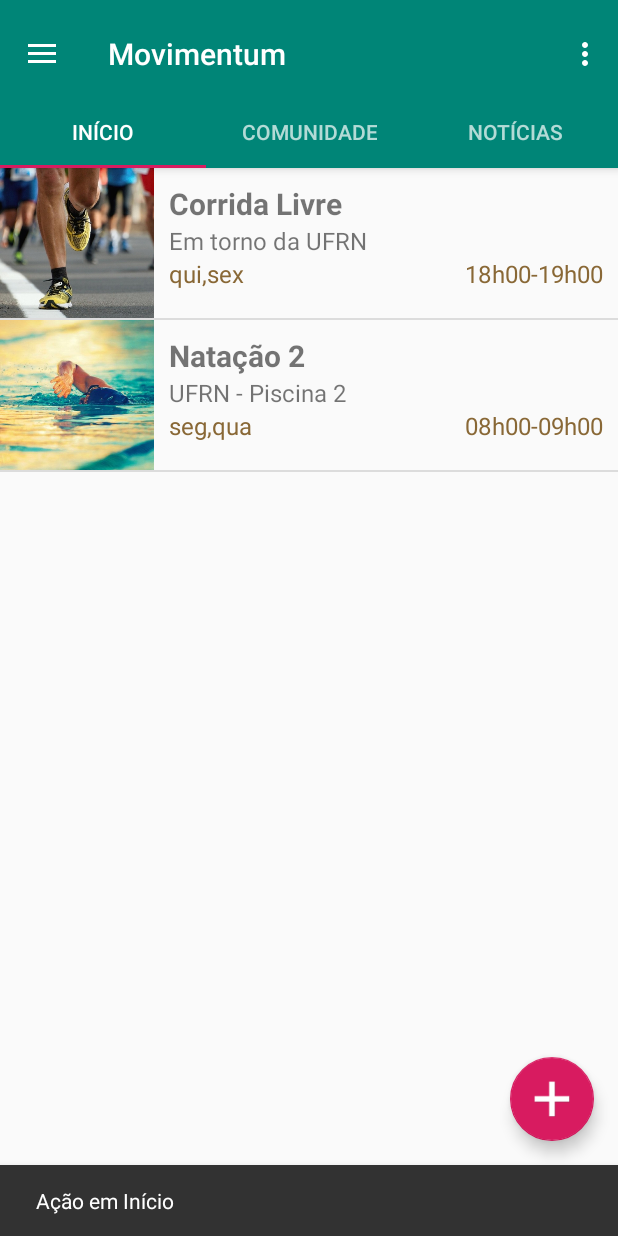
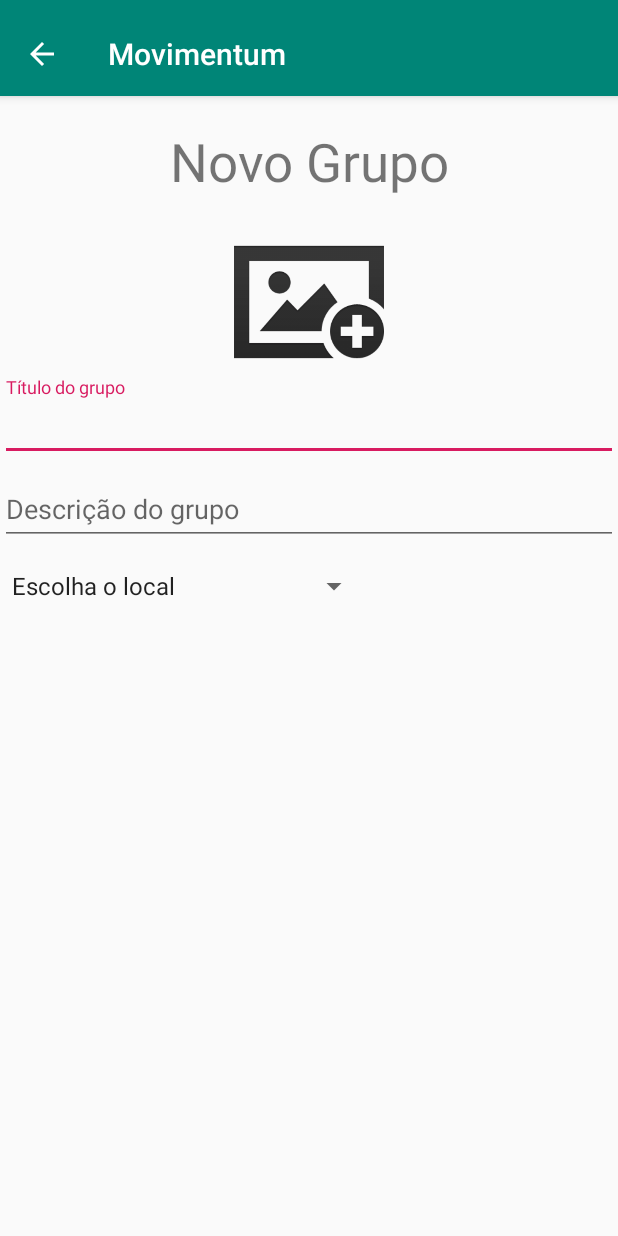
Before and after one commit to Barbalho12/movimentum, an Android app: the InitFragment screen opened directly, with no data from a screen before it, after a tap on an icon or button, on a phone screen of 412 x 824 dp. Run offline under Robolectric (Android 15) with nearby library versions, the phone set to English and light mode, and no system bars.

Commit message:
Implementing New Group Activity

```diff
--- a/app/src/main/java/br/ufrn/movimentum/CadastrarActivity.java
+++ b/app/src/main/java/br/ufrn/movimentum/CadastrarActivity.java
@@ -3,6 +3,7 @@ package br.ufrn.movimentum;
 import android.app.AlertDialog;
 import android.content.DialogInterface;
 import android.content.Intent;
+import android.support.design.widget.Snackbar;
 import android.support.v7.app.AppCompatActivity;
 import android.os.Bundle;
 import android.view.View;
@@ -58,8 +59,10 @@ public class CadastrarActivity extends AppCompatActivity {
                 if(senha.equals(senha_rep)){
                     boolean sucess = userManager.addUser(new User(nome,email,senha,role), getApplicationContext());
                     if(sucess){
-                        alert("Usuário cadastrado com sucesso!");
-                        Intent intent = new Intent(CadastrarActivity.this, MainActivity.class);
+//                        alert("Usuário cadastrado com sucesso!");
+                        Snackbar.make(v, "Usuário cadastrado com sucesso", Snackbar.LENGTH_LONG)
+                                .setAction("Action", null).show();
+                        Intent intent = new Intent(getApplicationContext(), InicialAllActivity.class);
                         startActivity(intent);
                         finish();
                     }else{
--- /dev/null
+++ b/app/src/main/java/br/ufrn/movimentum/NewGroupActivity.java
@@ -0,0 +1,127 @@
+package br.ufrn.movimentum;
+
+import android.content.Intent;
+import android.graphics.Color;
+import android.support.design.widget.Snackbar;
+import android.support.v4.view.GravityCompat;
+import android.support.v4.widget.DrawerLayout;
+import android.support.v7.app.AppCompatActivity;
+import android.os.Bundle;
+import android.support.v7.widget.Toolbar;
+import android.view.View;
+import android.view.ViewGroup;
+import android.widget.AdapterView;
+import android.widget.ArrayAdapter;
+import android.widget.Spinner;
+import android.widget.TextView;
+
+import java.util.ArrayList;
+import java.util.List;
+
+public class NewGroupActivity extends AppCompatActivity {
+
+    private Spinner sp_local_new_group;
+
+    @Override
+    protected void onCreate(Bundle savedInstanceState) {
+        super.onCreate(savedInstanceState);
+        setContentView(R.layout.activity_new_group);
+
+        Toolbar toolbar = (Toolbar) findViewById(R.id.toolbar_new_group);
+        setSupportActionBar(toolbar);
+
+        getSupportActionBar().setDisplayHomeAsUpEnabled(true);
+        getSupportActionBar().setDisplayShowHomeEnabled(true);
+
+        toolbar.setNavigationOnClickListener(new View.OnClickListener() {
+            @Override
+            public void onClick(View v) {
+                finish();
+//                startActivity(new Intent(getApplicationContext(), MainActivity.class));
+            }
+        });
+
+//        mActionBar.setNavigationIcon(getResources().getDrawable(R.drawable.ic_action_back));
+//        mActionBar.setNavigationOnClickListener(new View.OnClickListener() {
+//            @Override
+//            public void onClick(View v) {
+//                //What to do on back clicked
+//            }
+//        });
+
+        addItemsOnSpinner();
+
+    }
+
+    // add items into spinner dynamically
+    public void addItemsOnSpinner() {
+        sp_local_new_group = (Spinner) findViewById(R.id.sp_local_new_group);
+        List<String> list = new ArrayList<String>();
+        list.add("Escolha o local");
+        list.add("Arena das Dunas");
+        list.add("UFRN - Pista de atletismo");
+        list.add("UFRN - Ginásio 1");
+        list.add("UFRN - Ginásio 2");
+        list.add("UFRN - Piscina 2");
+        list.add("UFRN - Piscina 1");
+        list.add("Em torno da UFRN");
+//        ArrayAdapter<String> dataAdapter = new ArrayAdapter<String>(this,
+//                android.R.layout.simple_spinner_item, list);
+
+        final ArrayAdapter<String> dataAdapter = new ArrayAdapter<String>(
+                this,android.R.layout.simple_spinner_item, list){
+            @Override
+            public boolean isEnabled(int position){
+                if(position == 0){return false;
+                } else { return true; }
+            }
+
+            @Override
+            public View getDropDownView(int position, View convertView, ViewGroup parent) {
+                View view = super.getDropDownView(position, convertView, parent);
+                TextView tv = (TextView) view;
+                if(position == 0){
+                    tv.setTextColor(Color.GRAY);
+                }else {
+                    tv.setTextColor(Color.BLACK);
+                }
+
+                return view;
+            }
+        };
+        dataAdapter.setDropDownViewResource(android.R.layout.simple_spinner_dropdown_item);
+        sp_local_new_group.setAdapter(dataAdapter);
+        sp_local_new_group.setOnItemSelectedListener(new AdapterView.OnItemSelectedListener() {
+            @Override
+            public void onItemSelected(AdapterView<?> adapterView, View view, int i, long l) {
+                String selectedItemText = (String) adapterView.getItemAtPosition(i);
+                if(i > 0){
+                    // Ação realizada quando um elemento diferente
+                    // do hint é selecionado
+                }
+            }
+
+            @Override
+            public void onNothingSelected(AdapterView<?> adapterView) {
+
+            }
+        });
+
+
+
+
+    }
+
+
+
+    @Override
+    public void onBackPressed() {
+
+//        DrawerLayout drawer = (DrawerLayout) findViewById(R.id.drawer_layout);
+//        if (drawer.isDrawerOpen(GravityCompat.START)) {
+//            drawer.closeDrawer(GravityCompat.START);
+//        } else {
+//            super.onBackPressed();
+//        }
+    }
+}
--- a/app/src/main/java/br/ufrn/movimentum/fragments/InitFragment.java
+++ b/app/src/main/java/br/ufrn/movimentum/fragments/InitFragment.java
@@ -16,7 +16,9 @@ import android.widget.ListView;
 import java.util.ArrayList;
 import java.util.List;
 
+import br.ufrn.movimentum.InicialAllActivity;
 import br.ufrn.movimentum.MainActivity;
+import br.ufrn.movimentum.NewGroupActivity;
 import br.ufrn.movimentum.R;
 import br.ufrn.movimentum.adapters.GroupAdapter;
 import br.ufrn.movimentum.adapters.ItemList;
@@ -62,13 +64,12 @@ public class InitFragment extends Fragment {
         listview.setAdapter(groupAdapter);
         listview.setOnItemClickListener(new AdapterView.OnItemClickListener() {
             @Override
-            public void onItemClick(AdapterView<?> parent, View view,
-                                    int position, long id) {
+            public void onItemClick(AdapterView<?> parent, View view, int position, long id) {
 //                Toast.makeText(getApplicationContext(),
 //                        "Clicou no item " + position, Toast.LENGTH_LONG).show();
                 if(position==0){
-                    Intent intent = new Intent(getActivity(), MainActivity.class);
-                    startActivity(intent);
+//                    Intent intent = new Intent(getActivity(), MainActivity.class);
+//                    startActivity(intent);
 //                    finish();
                 }else{
                     AlertDialog alertDialog = new AlertDialog.Builder(getActivity()).create();
@@ -89,8 +90,12 @@ public class InitFragment extends Fragment {
         fab.setOnClickListener(new View.OnClickListener() {
             @Override
             public void onClick(View view) {
-                Snackbar.make(view, "Ação em Início", Snackbar.LENGTH_LONG)
-                        .setAction("Action", null).show();
+                Intent intent = new Intent(getContext(), NewGroupActivity.class);
+                startActivity(intent);
+//                finish();
+
+//                Snackbar.make(view, "Ação em Início", Snackbar.LENGTH_LONG)
+//                        .setAction("Action", null).show();
             }
         });
 
--- /dev/null
+++ b/app/src/main/res/drawable/bg_dropdown.xml
@@ -0,0 +1,39 @@
+<?xml version="1.0" encoding="utf-8"?>
+<layer-list xmlns:android="http://schemas.android.com/apk/res/android">
+    <item>
+
+
+        <layer-list>
+            <item>
+                <shape>
+                    <stroke
+                        android:width="1dip"
+                        android:color="#000000" />
+
+                    <corners android:radius="3dp" />
+
+                    <solid android:color="@android:color/transparent"></solid>
+
+
+                    <padding
+                        android:bottom="5.0dip"
+                        android:left="5.0dip"
+                        android:right="5.0dip"
+                        android:top="5.0dip" />
+                </shape>
+            </item>
+
+
+            <item>
+                <bitmap
+                    android:gravity="center_vertical|right"
+                    android:src="@drawable/ic_keyboard_arrow_down_black_24dp" />
+
+            </item>
+
+
+        </layer-list>
+
+
+    </item>
+</layer-list>
--- /dev/null
+++ b/app/src/main/res/layout/activity_new_group.xml
@@ -0,0 +1,132 @@
+<?xml version="1.0" encoding="utf-8"?>
+<LinearLayout xmlns:android="http://schemas.android.com/apk/res/android"
+    xmlns:app="http://schemas.android.com/apk/res-auto"
+    xmlns:tools="http://schemas.android.com/tools"
+    android:layout_width="match_parent"
+    android:layout_height="match_parent"
+    android:orientation="vertical"
+    tools:context=".NewGroupActivity">
+
+    <android.support.design.widget.AppBarLayout
+        android:id="@+id/appbar_new_group"
+        android:layout_width="match_parent"
+        android:layout_height="wrap_content"
+        android:paddingTop="@dimen/appbar_padding_top"
+        android:theme="@style/AppTheme.AppBarOverlay">
+
+        <android.support.v7.widget.Toolbar
+            android:id="@+id/toolbar_new_group"
+            android:layout_width="match_parent"
+            android:layout_height="?attr/actionBarSize"
+            android:background="?attr/colorPrimary"
+            app:layout_scrollFlags="scroll|enterAlways"
+            app:popupTheme="@style/AppTheme.PopupOverlay">
+
+        </android.support.v7.widget.Toolbar>
+
+        <!--<android.support.design.widget.TabLayout-->
+            <!--android:id="@+id/tabs"-->
+            <!--android:layout_width="match_parent"-->
+            <!--android:layout_height="wrap_content" />-->
+
+    </android.support.design.widget.AppBarLayout>
+
+    <LinearLayout
+        android:layout_width="match_parent"
+        android:layout_height="wrap_content"
+        android:orientation="vertical">
+
+        <TextView
+            android:layout_width="match_parent"
+            android:layout_height="wrap_content"
+            android:layout_margin="30px"
+            android:text="Novo Grupo"
+            android:textAlignment="center"
+            android:textSize="@dimen/title_size"/>
+
+        <ImageView
+            android:layout_width="100dp"
+            android:layout_marginTop="0dp"
+            android:layout_height="100dp"
+            android:layout_gravity="center_horizontal"
+            android:src="@drawable/add_picture" />
+
+
+        <android.support.design.widget.TextInputLayout
+            android:layout_width="match_parent"
+            android:layout_height="wrap_content">
+
+            <EditText
+                android:id="@+id/tv_title_new_group"
+                android:layout_width="match_parent"
+                android:layout_height="wrap_content"
+                android:hint="Título do grupo"
+                android:imeOptions="actionNext"
+                android:maxLines="1"
+                android:singleLine="true"
+                tools:ignore="InvalidImeActionId" />
+
+        </android.support.design.widget.TextInputLayout>
+
+
+
+        <android.support.design.widget.TextInputLayout
+            android:layout_width="match_parent"
+            android:layout_height="wrap_content">
+
+            <EditText
+                android:id="@+id/tv_descript_new_group"
+                android:layout_width="match_parent"
+                android:layout_height="wrap_content"
+                android:hint="Descrição do grupo"
+                android:imeOptions="actionDone"
+                android:inputType="textMultiLine"
+                android:maxLines="5"
+                tools:ignore="InvalidImeActionId" />
+
+        </android.support.design.widget.TextInputLayout>
+
+
+        <!--<android.support.design.widget.TextInputLayout-->
+            <!--android:layout_width="match_parent"-->
+            <!--android:layout_height="wrap_content">-->
+
+            <!--<EditText-->
+                <!--android:id="@+id/tv_local_new_group"-->
+                <!--android:layout_width="match_parent"-->
+                <!--android:layout_height="wrap_content"-->
+                <!--android:hint="Local"-->
+                <!--android:imeOptions="actionNext"-->
+                <!--android:inputType="textAutoComplete"-->
+                <!--android:maxLines="1"-->
+                <!--tools:ignore="InvalidImeActionId" />-->
+
+        <!--</android.support.design.widget.TextInputLayout>-->
+
+        <!--<android.support.v7.widget.AppCompatSpinner-->
+            <!--android:layout_width="match_parent"-->
+            <!--android:layout_height="wrap_content"-->
+            <!--android:entries="@array/country_arrays"-->
+            <!--android:prompt="@string/country_prompt"-->
+            <!--android:background="@drawable/bg_dropdown"/>-->
+
+        <android.support.v7.widget.AppCompatSpinner
+            android:id="@+id/sp_local_new_group"
+            android:layout_width="wrap_content"
+            android:layout_marginTop="15dp"
+            android:tooltipText="Selecione um lugar"
+            android:layout_height="wrap_content"/>
+        <!--<Spinner-->
+            <!--android:id="@+id/sp_local_new_group"-->
+            <!--android:layout_width="match_parent"-->
+            <!--android:padding="15dp"-->
+            <!---->
+            <!--android:tooltipText="Selecione um lugar"-->
+            <!--android:layout_height="wrap_content" />-->
+
+
+
+
+    </LinearLayout>
+
+</LinearLayout>
--- a/app/src/main/res/values/dimens.xml
+++ b/app/src/main/res/values/dimens.xml
@@ -8,4 +8,5 @@
     <dimen name="nav_header_height">160dp</dimen>
     <dimen name="fab_margin">16dp</dimen>
     <dimen name="appbar_padding_top">8dp</dimen>
+    <dimen name="title_size">16pt</dimen>
 </resources>
--- a/app/src/main/res/values/strings.xml
+++ b/app/src/main/res/values/strings.xml
@@ -29,4 +29,18 @@
 
     <!-- TODO: Remove or change this placeholder text -->
     <string name="hello_blank_fragment">Hello blank fragment</string>
+
+    <string name="country_prompt">Choose a country</string>
+
+    <string-array name="country_arrays">
+        <item>Malaysia</item>
+        <item>United States</item>
+        <item>Indonesia</item>
+        <item>France</item>
+        <item>Italy</item>
+        <item>Singapore</item>
+        <item>New Zealand</item>
+        <item>India</item>
+    </string-array>
+
 </resources>
```
Also changed, not shown: app/src/main/AndroidManifest.xml (+6 -1 lines), app/src/main/res/drawable/add_picture.png (added), app/src/main/res/drawable/ic_keyboard_arrow_down_black_24dp.png (added).
